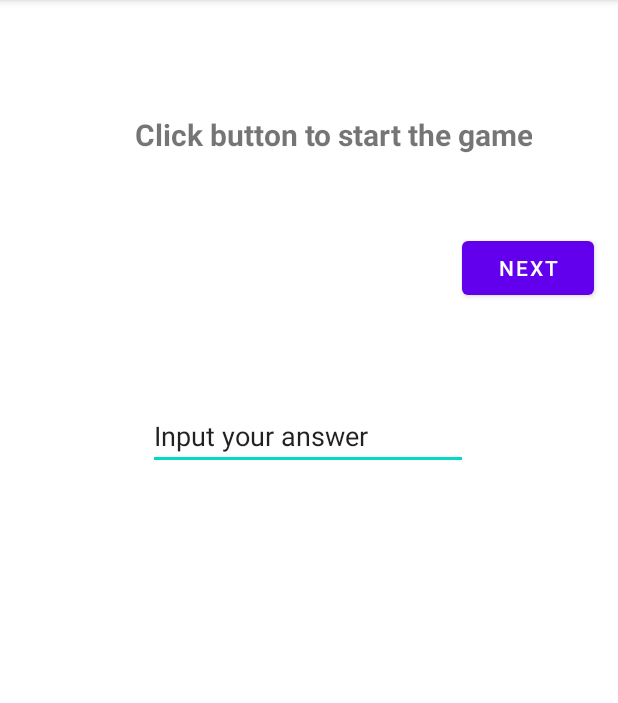
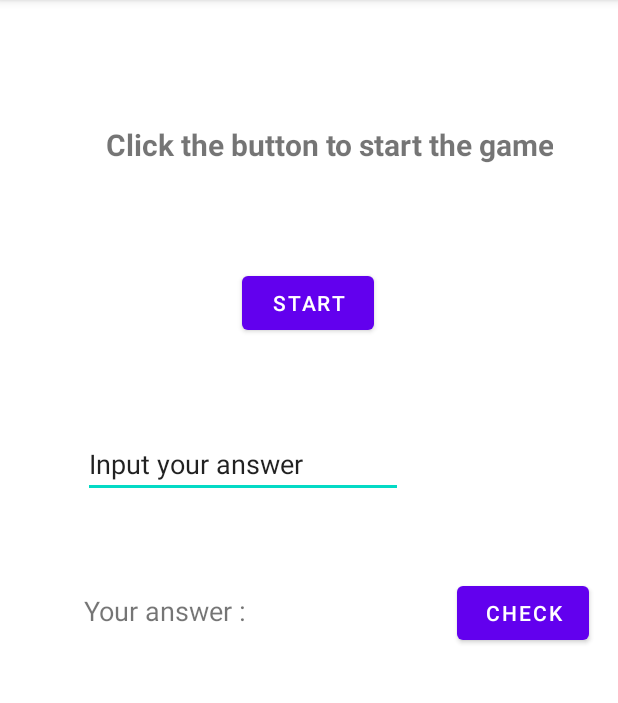
Before and after one commit to franncisca/Android, an Android app: the screen it shows after launch (MainActivity), on a phone screen of 412 x 824 dp, the part 84-787 px from its top. Run offline under Robolectric (Android 15) with nearby library versions, the phone set to English and light mode, and no system bars.

Commit message:
TP2 add button

```diff
--- a/Deschiffresetdeslettres/app/src/main/java/com/example/deschiffresetdeslettres/MainActivity.kt
+++ b/Deschiffresetdeslettres/app/src/main/java/com/example/deschiffresetdeslettres/MainActivity.kt
@@ -17,7 +17,10 @@ class MainActivity : AppCompatActivity() {
         //drawTextView.setOnClickListener{drawTextView.text = letterPicker.pickLetters(9)}
         //Log.d( "msg: ",s)}
 
-        val button = findViewById<Button>(R.id.nextButton)
+        val button by lazy { findViewById<Button>(R.id.nextButton) }
         button.setOnClickListener{drawTextView.text = letterPicker.pickLetters(9)}
     }
+
+
+
 }
--- a/Deschiffresetdeslettres/app/src/main/res/layout/activity_main.xml
+++ b/Deschiffresetdeslettres/app/src/main/res/layout/activity_main.xml
@@ -2,7 +2,6 @@
 <androidx.constraintlayout.widget.ConstraintLayout xmlns:android="http://schemas.android.com/apk/res/android"
     xmlns:app="http://schemas.android.com/apk/res-auto"
     xmlns:tools="http://schemas.android.com/tools"
-    android:id="@+id/nextButton"
     android:layout_width="match_parent"
     android:layout_height="match_parent"
     tools:context=".MainActivity">
@@ -11,41 +10,67 @@
         android:id="@+id/drawTextView"
         android:layout_width="wrap_content"
         android:layout_height="wrap_content"
-        android:text="Click button to start the game"
+        android:text="@string/next_button"
         android:textAlignment="center"
         android:textSize="20sp"
         android:textStyle="bold"
         app:layout_constraintBottom_toBottomOf="parent"
-        app:layout_constraintHorizontal_bias="0.609"
+        app:layout_constraintHorizontal_bias="0.616"
         app:layout_constraintLeft_toLeftOf="parent"
         app:layout_constraintRight_toRightOf="parent"
         app:layout_constraintTop_toTopOf="parent"
-        app:layout_constraintVertical_bias="0.103" />
+        app:layout_constraintVertical_bias="0.112" />
+
+    <Button
+        android:id="@+id/nextButton"
+        android:layout_width="wrap_content"
+        android:layout_height="wrap_content"
+        android:text="@string/change"
+        app:layout_constraintBottom_toBottomOf="parent"
+        app:layout_constraintEnd_toEndOf="parent"
+        app:layout_constraintHorizontal_bias="0.498"
+        app:layout_constraintStart_toStartOf="parent"
+        app:layout_constraintTop_toTopOf="parent"
+        app:layout_constraintVertical_bias="0.247" />
+
+    <TextView
+        android:id="@+id/textView"
+        android:layout_width="200dp"
+        android:layout_height="wrap_content"
+        android:text="@string/display"
+        android:textSize="18sp"
+        app:layout_constraintBottom_toBottomOf="parent"
+        app:layout_constraintEnd_toEndOf="parent"
+        app:layout_constraintHorizontal_bias="0.265"
+        app:layout_constraintStart_toStartOf="parent"
+        app:layout_constraintTop_toTopOf="parent"
+        app:layout_constraintVertical_bias="0.531" />
+
+    <EditText
+        android:id="@+id/editTextTextPersonName"
+        android:layout_width="wrap_content"
+        android:layout_height="wrap_content"
+        android:autofillHints="test"
+        android:ems="10"
+        android:inputType="textPersonName"
+        android:text="@string/input_answer"
+        app:layout_constraintBottom_toBottomOf="parent"
+        app:layout_constraintEnd_toEndOf="parent"
+        app:layout_constraintHorizontal_bias="0.278"
+        app:layout_constraintStart_toStartOf="parent"
+        app:layout_constraintTop_toTopOf="parent"
+        app:layout_constraintVertical_bias="0.397" />
 
     <Button
         android:id="@+id/button"
         android:layout_width="wrap_content"
         android:layout_height="wrap_content"
-        android:text="@string/change"
+        android:text="check"
         app:layout_constraintBottom_toBottomOf="parent"
         app:layout_constraintEnd_toEndOf="parent"
-        app:layout_constraintHorizontal_bias="0.95"
-        app:layout_constraintStart_toStartOf="parent"
+        app:layout_constraintHorizontal_bias="0.719"
+        app:layout_constraintStart_toEndOf="@+id/textView"
         app:layout_constraintTop_toTopOf="parent"
-        app:layout_constraintVertical_bias="0.215" />
-
-    <EditText
-        android:id="@+id/answerInput"
-        android:layout_width="wrap_content"
-        android:layout_height="wrap_content"
-        android:ems="10"
-        android:inputType="textPersonName"
-        android:text="@string/input_your_answer"
-        app:layout_constraintBottom_toBottomOf="parent"
-        app:layout_constraintEnd_toEndOf="parent"
-        app:layout_constraintHorizontal_bias="0.497"
-        app:layout_constraintStart_toStartOf="parent"
-        app:layout_constraintTop_toTopOf="parent"
-        app:layout_constraintVertical_bias="0.371" />
+        app:layout_constraintVertical_bias="0.534" />
 
 </androidx.constraintlayout.widget.ConstraintLayout>
--- a/Deschiffresetdeslettres/app/src/main/res/values/strings.xml
+++ b/Deschiffresetdeslettres/app/src/main/res/values/strings.xml
@@ -1,5 +1,7 @@
 <resources>
     <string name="app_name">Des chiffres et des lettres</string>
-    <string name="change">next</string>
-    <string name="input_your_answer">Input your answer</string>
+    <string name="change">start</string>
+    <string name="input_answer">Input your answer</string>
+    <string name="next_button">Click the button to start the game</string>
+    <string name="display">Your answer :</string>
 </resources>
```
